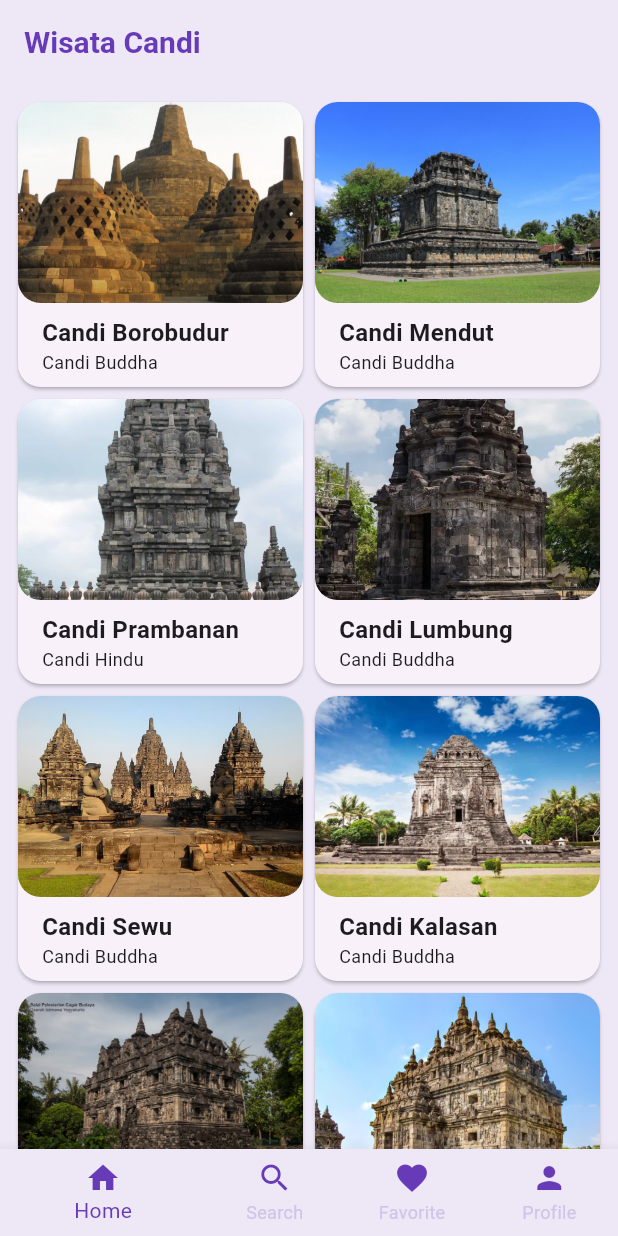
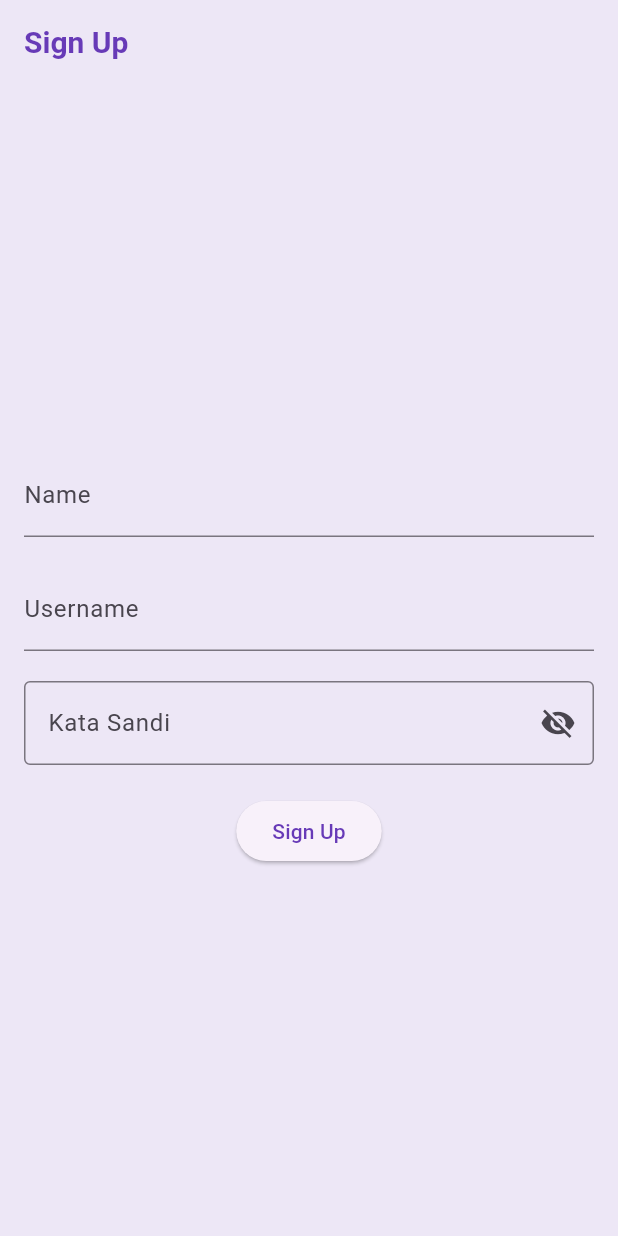
Before and after one commit to Mobile-Programming-MDP/materi-latihan-flutter-ChristianBautista1708, a Flutter app: the screen it shows after launch, on a phone screen of 412 x 824 dp. Run offline on Flutter 3.47's test engine with Material 2 defaults, Android fonts, the phone set to English and light mode, and no system bars.

```diff
--- a/wisata_candi/lib/main.dart
+++ b/wisata_candi/lib/main.dart
@@ -6,6 +6,7 @@ import 'package:wisata_candi/screens/home_screen.dart';
 import 'package:wisata_candi/screens/profile_screen.dart';
 import 'package:wisata_candi/screens/search_screen.dart';
 import 'package:wisata_candi/screens/sign_in_screen.dart';
+import 'package:wisata_candi/screens/sign_up_screen.dart';
 
 void main() {
   runApp(const MyApp());
@@ -35,7 +36,8 @@ class MyApp extends StatelessWidget {
         ),
         useMaterial3: true,
       ),
-      home: MainScreen(),
+      home: SignUpScreen(),
+      // home: MainScreen(),
       // home: HomeScreen(),
       // home: SearchScreen(),
       // home: const ProfileScreen(),
--- /dev/null
+++ b/wisata_candi/lib/screens/sign_up_screen.dart
@@ -0,0 +1,117 @@
+import 'package:flutter/material.dart';
+import 'package:wisata_candi/screens/sign_in_screen.dart';
+
+class SignUpScreen extends StatefulWidget {
+  const SignUpScreen({super.key});
+
+  @override
+  State<SignUpScreen> createState() => _SignUpScreenState();
+}
+
+class _SignUpScreenState extends State<SignUpScreen> {
+  final TextEditingController _nameController = TextEditingController();
+  final TextEditingController _usernameController = TextEditingController();
+  final TextEditingController _passwordController = TextEditingController();
+
+  String _errorText = '';
+  bool _obscurePassword = true;
+
+  // TODO: 1. Membuar fungsi _signUp
+  void _signUp() {
+    final String name = _nameController.text.trim();
+    final String username = _usernameController.text.trim();
+    final String password = _passwordController.text.trim();
+
+    if (password.length < 8 ||
+      !password.contains(RegExp(r'[A-Z]')) ||
+      !password.contains(RegExp(r'[a-z]')) ||
+      !password.contains(RegExp(r'[0-9]')) ||
+      !password.contains(RegExp(r'[!@#\$%^&*(),.?":{}|<>]'))) {
+      setState(() {
+        _errorText =
+            'Minimal 8 karakter, kombinasi [A-Z], [a-z], [0-9], [!@#\$%^&*(),.?":{}|<>]';
+      });
+    } else {
+      setState(() {
+        _errorText = '';
+      });
+    }
+    print('*** Sign up berhasil!');
+    print('Nama: $name');
+    print('Nama Pengguna: $username');
+    print('Password: $password');
+  }
+
+  // TODO: 2. Membuat fungsi dispose
+  @override
+  void dispose() {
+    _nameController.dispose();
+    _usernameController.dispose();
+    _passwordController.dispose();
+    super.dispose();
+  }
+
+  @override
+  Widget build(BuildContext context) {
+    return Scaffold(
+      appBar: AppBar(
+        title: const Text('Sign Up'),
+      ),
+      body: Center(
+        child: SingleChildScrollView(
+          child: Padding(
+            padding: const EdgeInsets.all(16),
+            child: Form(
+              child: Column(
+                crossAxisAlignment: CrossAxisAlignment.center,
+                mainAxisAlignment: MainAxisAlignment.center,
+                children: [
+                  TextFormField(
+                    controller: _nameController,
+                    decoration: InputDecoration(
+                      labelText: 'Name',
+                      hintText: 'Masukkan Nama Anda',
+                    ),
+                  ),
+                  const SizedBox(height: 20),
+                  TextFormField(
+                    controller: _usernameController,
+                    decoration: InputDecoration(
+                      labelText: 'Username',
+                      hintText: 'Masukkan Username',
+                      errorText: _errorText.isNotEmpty ? _errorText : null,
+                    ),
+                  ),
+                  const SizedBox(height: 20),
+                  TextFormField(
+                    controller: _passwordController,
+                    decoration: InputDecoration(
+                      labelText: 'Kata Sandi',
+                      errorText: _errorText.isNotEmpty ? _errorText : null,
+                      border: const OutlineInputBorder(),
+                      suffixIcon: IconButton(
+                        icon: Icon(
+                          _obscurePassword ? Icons.visibility_off : Icons.visibility,
+                        ),
+                        onPressed: (){
+                          setState(() {
+                            _obscurePassword = !_obscurePassword;
+                          });
+                        },
+                      ),
+                    ),
+                    obscureText: _obscurePassword,
+                  ),
+                  const SizedBox(height: 20),
+                  ElevatedButton(
+                    onPressed: _signUp,
+                    child: Text('Sign Up')),
+                ],
+              ),
+            ),
+          ),
+        ),
+      ),
+    );
+  }
+}
```
